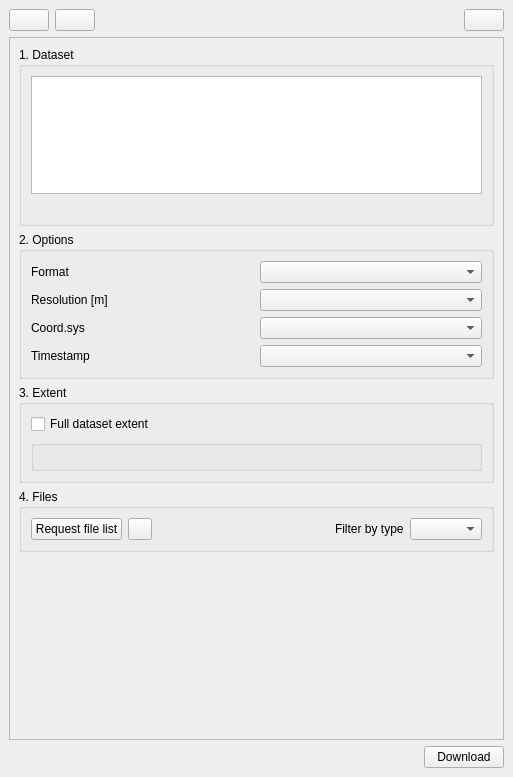
Before: the Qt Designer form ui/sgd_dockwidget_base.ui in piMoll/swissgeodownloader, drawn with Qt 5.
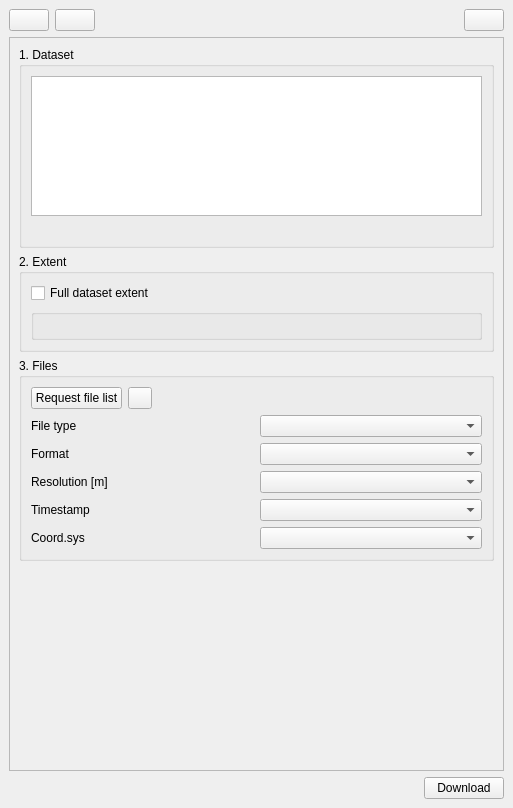
After: the same form once the commit is applied. Icons and pictures are not drawn. Custom widgets are drawn as their Qt base class.

Commit message: Refactor file request. Remove dataset options and instead introduce file list filters

```diff
--- a/ui/sgd_dockwidget_base.ui
+++ b/ui/sgd_dockwidget_base.ui
@@ -7,7 +7,7 @@
     <x>0</x>
     <y>0</y>
     <width>513</width>
-    <height>777</height>
+    <height>808</height>
    </rect>
   </property>
   <property name="minimumSize">
@@ -105,7 +105,7 @@
          <x>0</x>
          <y>0</y>
          <width>493</width>
-         <height>673</height>
+         <height>704</height>
         </rect>
        </property>
        <layout class="QVBoxLayout" name="verticalLayout_5">
@@ -155,75 +155,10 @@
             </layout>
            </widget>
           </item>
-          <item>
-           <widget class="QgsCollapsibleGroupBox" name="guiGroupOptions">
-            <property name="title">
-             <string>2. Options</string>
-            </property>
-            <layout class="QGridLayout" name="gridLayout_2">
-             <item row="1" column="1">
-              <widget class="QComboBox" name="guiResolution">
-               <property name="toolTip">
-                <string>Select resolution (only raster based datasets)</string>
-               </property>
-              </widget>
-             </item>
-             <item row="2" column="0">
-              <widget class="QLabel" name="guiCoordsysL">
-               <property name="text">
-                <string>Coord.sys</string>
-               </property>
-              </widget>
-             </item>
-             <item row="1" column="0">
-              <widget class="QLabel" name="guiResolutionL">
-               <property name="text">
-                <string>Resolution [m]</string>
-               </property>
-              </widget>
-             </item>
-             <item row="3" column="0">
-              <widget class="QLabel" name="guiTimestampL">
-               <property name="text">
-                <string>Timestamp</string>
-               </property>
-              </widget>
-             </item>
-             <item row="0" column="0">
-              <widget class="QLabel" name="guiFormatL">
-               <property name="text">
-                <string>Format</string>
-               </property>
-              </widget>
-             </item>
-             <item row="0" column="1">
-              <widget class="QComboBox" name="guiFormat">
-               <property name="toolTip">
-                <string>Select format</string>
-               </property>
-              </widget>
-             </item>
-             <item row="2" column="1">
-              <widget class="QComboBox" name="guiCoordsys">
-               <property name="toolTip">
-                <string>Select coordinate reference system</string>
-               </property>
-              </widget>
-             </item>
-             <item row="3" column="1">
-              <widget class="QComboBox" name="guiTimestamp">
-               <property name="toolTip">
-                <string>Select timestamp</string>
-               </property>
-              </widget>
-             </item>
-            </layout>
-           </widget>
-          </item>
           <item>
            <widget class="QgsCollapsibleGroupBox" name="guiGroupExtent">
             <property name="title">
-             <string>3. Extent</string>
+             <string>2. Extent</string>
             </property>
             <layout class="QVBoxLayout" name="verticalLayout_6">
              <item>
@@ -269,7 +204,7 @@
           <item>
            <widget class="QgsCollapsibleGroupBox" name="guiGroupFiles">
             <property name="title">
-             <string>4. Files</string>
+             <string>3. Files</string>
             </property>
             <layout class="QVBoxLayout" name="verticalLayout_3">
              <item>
@@ -320,20 +255,80 @@
                  </property>
                 </spacer>
                </item>
-               <item>
-                <widget class="QLabel" name="guiLabel23">
-                 <property name="text">
-                  <string>Filter by type</string>
-                 </property>
-                </widget>
-               </item>
-               <item>
+              </layout>
+             </item>
+             <item>
+              <layout class="QGridLayout" name="gridLayout_3">
+               <item row="0" column="1">
                 <widget class="QComboBox" name="guiFileType">
                  <property name="toolTip">
                   <string>Filter file list by type</string>
                  </property>
                 </widget>
                </item>
+               <item row="2" column="1">
+                <widget class="QComboBox" name="guiResolution">
+                 <property name="toolTip">
+                  <string>Select resolution (only raster based datasets)</string>
+                 </property>
+                </widget>
+               </item>
+               <item row="1" column="0">
+                <widget class="QLabel" name="guiFormatL">
+                 <property name="text">
+                  <string>Format</string>
+                 </property>
+                </widget>
+               </item>
+               <item row="2" column="0">
+                <widget class="QLabel" name="guiResolutionL">
+                 <property name="text">
+                  <string>Resolution [m]</string>
+                 </property>
+                </widget>
+               </item>
+               <item row="1" column="1">
+                <widget class="QComboBox" name="guiFormat">
+                 <property name="toolTip">
+                  <string>Select format</string>
+                 </property>
+                </widget>
+               </item>
+               <item row="3" column="0">
+                <widget class="QLabel" name="guiTimestampL">
+                 <property name="text">
+                  <string>Timestamp</string>
+                 </property>
+                </widget>
+               </item>
+               <item row="3" column="1">
+                <widget class="QComboBox" name="guiTimestamp">
+                 <property name="toolTip">
+                  <string>Select timestamp</string>
+                 </property>
+                </widget>
+               </item>
+               <item row="4" column="0">
+                <widget class="QLabel" name="guiCoordsysL">
+                 <property name="text">
+                  <string>Coord.sys</string>
+                 </property>
+                </widget>
+               </item>
+               <item row="4" column="1">
+                <widget class="QComboBox" name="guiCoordsys">
+                 <property name="toolTip">
+                  <string>Select coordinate reference system</string>
+                 </property>
+                </widget>
+               </item>
+               <item row="0" column="0">
+                <widget class="QLabel" name="guiFileTypeL">
+                 <property name="text">
+                  <string>File type</string>
+                 </property>
+                </widget>
+               </item>
               </layout>
              </item>
              <item>
```
The commit also changes 12 other files.
